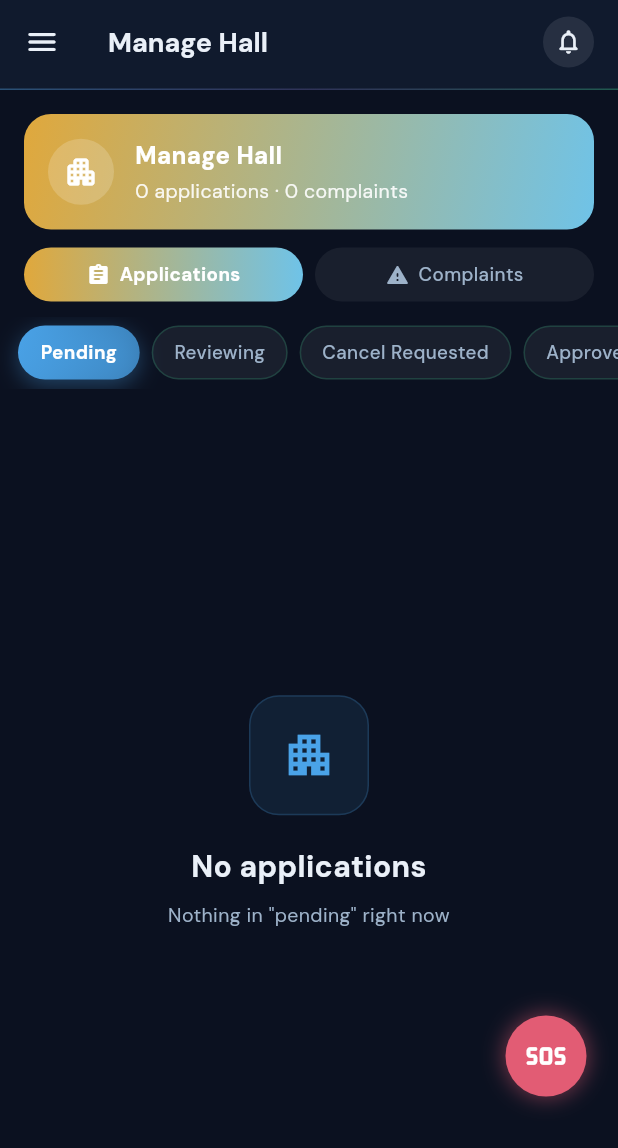
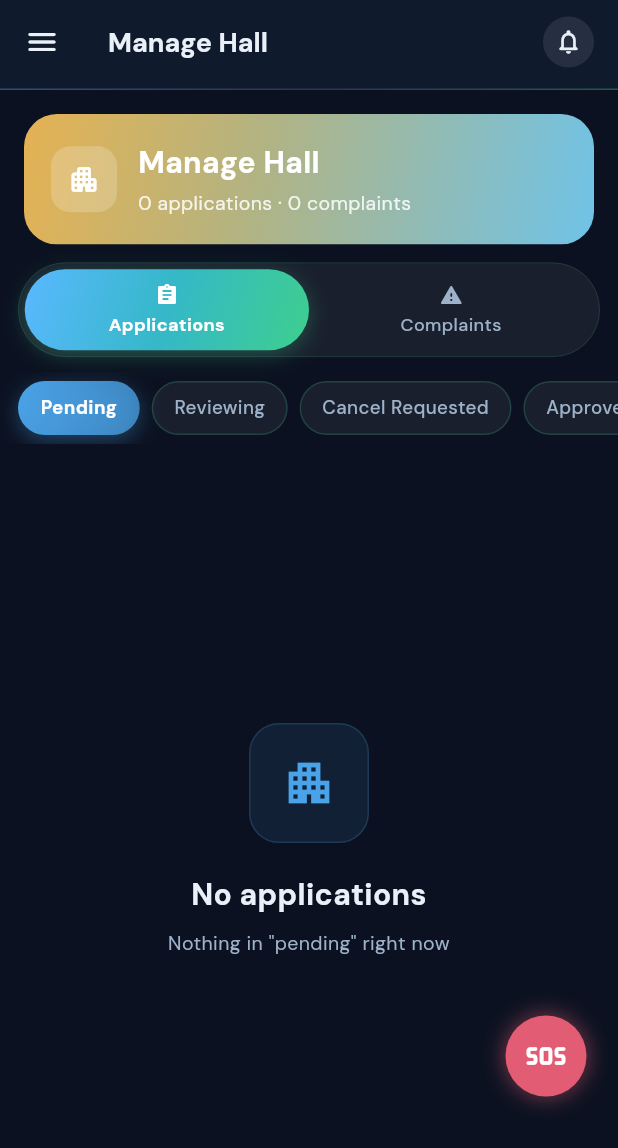
Before and after one commit to rakibhassanrh66/AFOS, a Flutter app: the ManageHallScreen screen opened by its route, on a phone screen of 412 x 824 dp. Shown: the top 1148 px of the screen. Run offline on Flutter 3.47's test engine with Material 3 defaults, Android fonts, the phone set to English and light mode, and no system bars; drawn by our look-alikes of flutter_animate; our stand-ins replace audioplayers, cached_network_image, connectivity_plus, dio, file_picker, flutter_bloc and 19 more; missing offline and left inert: app_badge_plus, dart:js_interop, flutter_background_service, mobile_scanner, onesignal_flutter, record and 1 more; accounts and stored records are empty.

Commit message:
UI redesign: FeatureHeader/GlassTabBar on manage_feedback, manage_sos, manage_hall, manage_library

```diff
--- a/lib/features/hall/presentation/manage_hall_screen.dart
+++ b/lib/features/hall/presentation/manage_hall_screen.dart
@@ -7,7 +7,9 @@ import '../../../core/utils/error_formatter.dart';
 import '../../../shared/widgets/afos_button.dart';
 import '../../../shared/widgets/afos_text_field.dart';
 import '../../../shared/widgets/empty_state.dart';
+import '../../../shared/widgets/feature_header.dart';
 import '../../../shared/widgets/glass_chip.dart';
+import '../../../shared/widgets/glass_tab_bar.dart';
 import '../../../shared/widgets/shimmer_card.dart';
 import '../../notifications/data/repositories/notification_service.dart';
 import '../../shell/presentation/top_app_bar.dart';
@@ -370,59 +372,25 @@ class _ManageHallScreenState extends State<ManageHallScreen> with SingleTickerPr
       backgroundColor: Theme.of(context).scaffoldBackgroundColor,
       appBar: const AfosAppBar(title: 'Manage Hall'),
       body: Column(children: [
-        Padding(
-          padding: const EdgeInsets.fromLTRB(16, 16, 16, 12),
-          child: Container(
-            padding: const EdgeInsets.all(16),
-            decoration: BoxDecoration(
-              gradient: const LinearGradient(begin: Alignment.topLeft, end: Alignment.bottomRight,
-                  colors: [AppColors.amber, AppColors.gold]),
-              borderRadius: BorderRadius.circular(18),
-            ),
-            child: Row(children: [
-              Container(padding: const EdgeInsets.all(10),
-                  decoration: BoxDecoration(color: Colors.white.withValues(alpha: 0.18), shape: BoxShape.circle),
-                  child: const Icon(Icons.apartment_rounded, color: Colors.white, size: 24)),
-              const SizedBox(width: 14),
-              Expanded(child: Column(crossAxisAlignment: CrossAxisAlignment.start, children: [
-                Text('Manage Hall', style: AppTextStyles.titleLarge.copyWith(color: Colors.white, fontWeight: FontWeight.w800)),
-                const SizedBox(height: 3),
-                Text('${_apps.length} applications · ${_complaints.length} complaints',
-                    style: AppTextStyles.bodyMedium.copyWith(color: Colors.white.withValues(alpha: 0.9))),
-              ])),
-            ]),
+        FeatureHeader(
+          title: 'Manage Hall',
+          subtitle: '${_apps.length} applications · ${_complaints.length} complaints',
+          icon: Icons.apartment_rounded,
+          gradient: const LinearGradient(begin: Alignment.topLeft, end: Alignment.bottomRight,
+              colors: [AppColors.amber, AppColors.gold]),
+          margin: const EdgeInsets.fromLTRB(16, 16, 16, 12),
+        ),
+        AnimatedBuilder(
+          animation: _tab,
+          builder: (ctx, _) => GlassTabBar(
+            margin: const EdgeInsets.symmetric(horizontal: 12),
+            currentIndex: _tab.index,
+            onChanged: (i) => _tab.animateTo(i),
+            tabs: [
+              for (var i = 0; i < _tabLabels.length; i++)
+                GlassTab(_tabLabels[i], icon: _tabIcons[i]),
+            ],
           ),
-        ),
-        Padding(
-          padding: const EdgeInsets.symmetric(horizontal: 12),
-          child: Row(children: List.generate(_tabLabels.length, (i) {
-            return Expanded(child: AnimatedBuilder(
-              animation: _tab,
-              builder: (ctx, _) {
-                final sel = _tab.index == i;
-                return GestureDetector(
-                  onTap: () => _tab.animateTo(i),
-                  child: AnimatedContainer(
-                    duration: const Duration(milliseconds: 180),
-                    margin: const EdgeInsets.symmetric(horizontal: 4),
-                    padding: const EdgeInsets.symmetric(vertical: 10),
-                    decoration: BoxDecoration(
-                        gradient: sel ? const LinearGradient(colors: [AppColors.amber, AppColors.gold]) : null,
-                        color: sel ? null : AppColors.glassFill(context),
-                        borderRadius: BorderRadius.circular(20)),
-                    child: Row(mainAxisAlignment: MainAxisAlignment.center, children: [
-                      Icon(_tabIcons[i], size: 16, color: sel ? Colors.white : AppColors.textSecondaryOf(context)),
-                      const SizedBox(width: 6),
-                      Text(_tabLabels[i],
-                          textHeightBehavior: const TextHeightBehavior(applyHeightToFirstAscent: false, applyHeightToLastDescent: false),
-                          style: TextStyle(color: sel ? Colors.white : AppColors.textSecondaryOf(context),
-                              fontSize: 12.5, height: 1.0, fontWeight: sel ? FontWeight.w700 : FontWeight.w500)),
-                    ]),
-                  ),
-                );
-              },
-            ));
-          })),
         ),
         const SizedBox(height: 10),
         Expanded(child: TabBarView(controller: _tab, children: [
```
Also changed, not shown: lib/features/admin/presentation/manage_feedback_screen.dart (+8 -22 lines), lib/features/library/presentation/manage_library_screen.dart (+8 -22 lines), lib/features/sos/presentation/manage_sos_screen.dart (+8 -22 lines).
